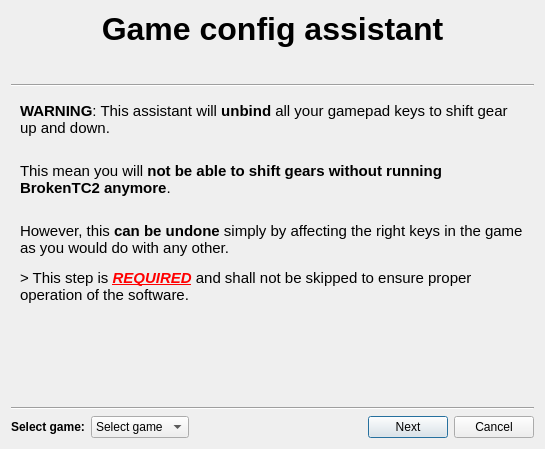
Old version of the form BrokenTC2/TC/Dialog_ConfigureGame.ui in the repository BrokenGameNoob/BrokenTC2.
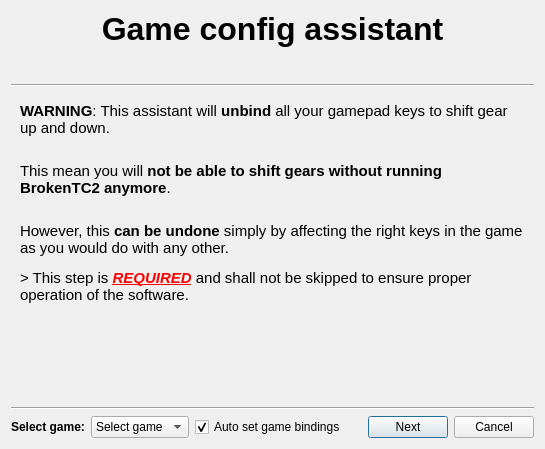
New version of the form.

Commit message: Edited configuration dialog accordingly

Patch:
```diff
--- a/BrokenTC2/TC/Dialog_ConfigureGame.ui
+++ b/BrokenTC2/TC/Dialog_ConfigureGame.ui
@@ -195,6 +195,16 @@
        </item>
       </widget>
      </item>
+     <item>
+      <widget class="QCheckBox" name="cb_set_bindings">
+       <property name="text">
+        <string>Auto set game bindings</string>
+       </property>
+       <property name="checked">
+        <bool>true</bool>
+       </property>
+      </widget>
+     </item>
      <item>
       <spacer name="horizontalSpacer">
        <property name="orientation">
```
Left out of the diff: 22 changed lines with no effect on the pictures. The commit also changes 1 other file.
